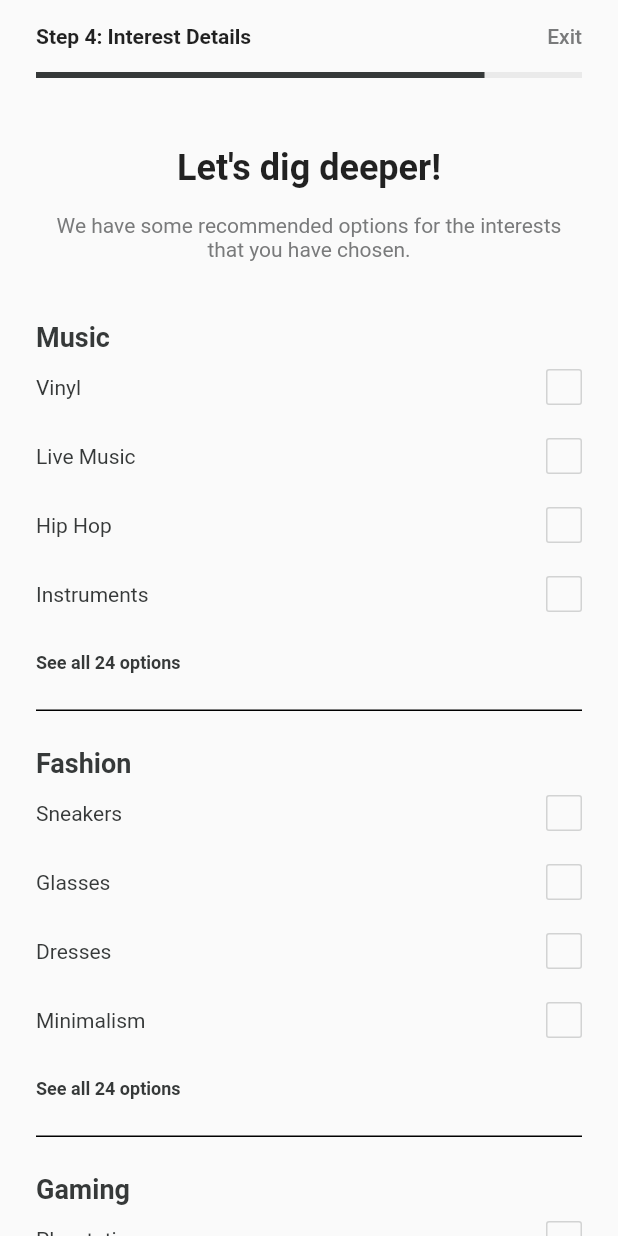
After one commit to mrrapp/You-Store, a Flutter app: the FourthRegistrationPage screen opened directly, on a phone screen of 412 x 824 dp. The commit adds this screen. Run offline on Flutter 3.47's test engine with Material 2 defaults, Android fonts, the phone set to English and light mode, and no system bars; our stand-ins replace google_fonts.

Commit message:
Built fourth registration screen

```diff
--- /dev/null
+++ b/lib/screens/registration/reg_four.dart
@@ -0,0 +1,253 @@
+import 'package:flutter/material.dart';
+
+import '../../utilities/color.dart';
+import '../../widgets/interest_checkbox.dart';
+import '../../widgets/short_button.dart';
+import '../splash/splash.dart';
+
+class FourthRegistrationPage extends StatefulWidget {
+  const FourthRegistrationPage({super.key});
+
+  @override
+  State<FourthRegistrationPage> createState() => _FourthRegistrationPageState();
+}
+
+class _FourthRegistrationPageState extends State<FourthRegistrationPage> {
+  @override
+  Widget build(BuildContext context) {
+    return Scaffold(
+      body: SingleChildScrollView(
+        child: SafeArea(
+            child: Column(
+          crossAxisAlignment: CrossAxisAlignment.start,
+          children: [
+            const SizedBox(height: 16),
+            // Row with step 1 and personalization
+            Padding(
+              padding: const EdgeInsets.symmetric(horizontal: 24.0),
+              child: Column(
+                children: [
+                  Row(
+                    mainAxisAlignment: MainAxisAlignment.spaceBetween,
+                    children: [
+                      // Step 2: Your Goals
+                      const Text(
+                        'Step 4: Interest Details ',
+                        style: TextStyle(
+                            fontWeight: FontWeight.w600, fontSize: 14),
+                      ),
+
+                      GestureDetector(
+                        onTap: () {
+                          Navigator.push(
+                              context,
+                              MaterialPageRoute(
+                                builder: (context) => const Intro(),
+                              ));
+                        },
+                        child: const Text(
+                          'Exit',
+                          style: TextStyle(
+                              color: neutralBlackText,
+                              fontWeight: FontWeight.w500,
+                              fontSize: 14),
+                        ),
+                      )
+                    ],
+                  ),
+                  // Progress Bar
+                  const SizedBox(height: 10),
+                  Stack(
+                    children: const [
+                      // light progress line
+                      Divider(
+                        thickness: 4,
+                        color: Color.fromRGBO(234, 234, 234, 1),
+                      ),
+                      // Dark progress line
+                      Divider(
+                        thickness: 4,
+                        color: blackDarkText,
+                        endIndent: 65,
+                      ),
+                    ],
+                  )
+                ],
+              ),
+            ),
+
+            const SizedBox(height: 40),
+            Column(
+              children: const [
+//Big add photo text
+                Text(
+                  'Let\'s dig deeper!',
+                  textAlign: TextAlign.center,
+                  style: TextStyle(
+                    fontWeight: FontWeight.w600,
+                    fontSize: 24,
+                  ),
+                ),
+                SizedBox(height: 16),
+                // small text sentence
+                Padding(
+                  padding: EdgeInsets.symmetric(horizontal: 24.0),
+                  child: Text(
+                    """We have some recommended options for the interests that you have chosen.""",
+                    textAlign: TextAlign.center,
+                    style: TextStyle(
+                        color: neutralBlackText,
+                        fontWeight: FontWeight.w400,
+                        fontSize: 14),
+                  ),
+                ),
+              ],
+            ),
+
+            const SizedBox(height: 40),
+
+            Column(
+              crossAxisAlignment: CrossAxisAlignment.start,
+              children: const [
+                //Title: Music Interest Check list
+                Padding(
+                  padding: EdgeInsets.symmetric(horizontal: 24.0),
+                  child: Text("Music",
+                      textAlign: TextAlign.start,
+                      style: TextStyle(
+                          color: blackDarkText,
+                          fontWeight: FontWeight.w600,
+                          fontSize: 18)),
+                ),
+
+                // Check list Music
+                InterestCheckbox(interest: 'Vinyl'),
+                InterestCheckbox(interest: 'Live Music'),
+                InterestCheckbox(interest: 'Hip Hop'),
+                InterestCheckbox(interest: 'Instruments'),
+                Padding(
+                  padding: EdgeInsets.only(top: 16.0, left: 24, right: 24),
+                  child: Text(
+                    'See all 24 options',
+                    style: TextStyle(
+                        fontWeight: FontWeight.w600,
+                        fontSize: 12,
+                        color: blackDarkText),
+                  ),
+                ),
+              ],
+            ),
+            const SizedBox(height: 24),
+            // Horizontal Bar
+            const Divider(
+              color: Colors.black,
+              height: 1,
+              thickness: 1,
+              indent: 24,
+              endIndent: 24,
+            ),
+            const SizedBox(height: 24),
+            Column(
+              crossAxisAlignment: CrossAxisAlignment.start,
+              children: const [
+                //Title: Music Interest Check list
+                Padding(
+                  padding: EdgeInsets.symmetric(horizontal: 24.0),
+                  child: Text("Fashion",
+                      textAlign: TextAlign.start,
+                      style: TextStyle(
+                          color: blackDarkText,
+                          fontWeight: FontWeight.w600,
+                          fontSize: 18)),
+                ),
+
+                // Check list Music
+                InterestCheckbox(interest: 'Sneakers'),
+                InterestCheckbox(interest: 'Glasses'),
+                InterestCheckbox(interest: 'Dresses'),
+                InterestCheckbox(interest: 'Minimalism'),
+                Padding(
+                  padding: EdgeInsets.only(top: 16.0, left: 24, right: 24),
+                  child: Text(
+                    'See all 24 options',
+                    style: TextStyle(
+                        fontWeight: FontWeight.w600,
+                        fontSize: 12,
+                        color: blackDarkText),
+                  ),
+                ),
+              ],
+            ),
+            const SizedBox(height: 24),
+            // Horizontal Bar
+            const Divider(
+              color: Colors.black,
+              height: 1,
+              thickness: 1,
+              indent: 24,
+              endIndent: 24,
+            ),
+            const SizedBox(height: 24),
+            Column(
+              crossAxisAlignment: CrossAxisAlignment.start,
+              children: const [
+                //Title: Music Interest Check list
+                Padding(
+                  padding: EdgeInsets.symmetric(horizontal: 24.0),
+                  child: Text("Gaming",
+                      textAlign: TextAlign.start,
+                      style: TextStyle(
+                          color: blackDarkText,
+                          fontWeight: FontWeight.w600,
+                          fontSize: 18)),
+                ),
+
+                // Check list Music
+                InterestCheckbox(interest: 'Playstation'),
+                InterestCheckbox(interest: 'Xbox'),
+                InterestCheckbox(interest: 'PC'),
+                InterestCheckbox(interest: 'RPG\'s'),
+                Padding(
+                  padding: EdgeInsets.only(top: 16.0, left: 24, right: 24),
+                  child: Text(
+                    'See all 24 options',
+                    style: TextStyle(
+                        fontWeight: FontWeight.w600,
+                        fontSize: 12,
+                        color: blackDarkText),
+                  ),
+                ),
+              ],
+            ),
+// Bottom Section
+            Padding(
+              padding: const EdgeInsets.only(
+                  left: 24.0, right: 24.0, top: 300.0, bottom: 55),
+              child: Row(
+                mainAxisAlignment: MainAxisAlignment.spaceBetween,
+                crossAxisAlignment: CrossAxisAlignment.center,
+                children: const [
+                  // Skip text
+                  Text(
+                    'Skip',
+                    style: TextStyle(
+                        fontSize: 14,
+                        fontWeight: FontWeight.w500,
+                        color: neutralBlackText),
+                  ),
+
+                  // Continue Button
+                  ShortButton(
+                      text: 'Continue',
+                      color: lightDarkBlue,
+                      buttonIcon: Icons.arrow_right,
+                      pageToNavigateTo: FourthRegistrationPage()),
+                ],
+              ),
+            )
+          ],
+        )),
+      ),
+    );
+  }
+}
--- a/lib/utilities/color.dart
+++ b/lib/utilities/color.dart
@@ -4,6 +4,8 @@ const Color lightYellow = Color.fromRGBO(255, 227, 147, 1);
 const Color lightDarkBlue = Color.fromRGBO(54, 57, 57, 1);
 const Color white = Colors.white;
 const Color neutralBlackText = Color.fromRGBO(121, 122, 123, 1);
+// Text colors
+const Color blackDarkText = Color.fromRGBO(54, 57, 57, 1);
 
 //Chip button
 const Color chipGreyButton = Color.fromRGBO(210, 211, 211, 1);
--- /dev/null
+++ b/lib/widgets/interest_checkbox.dart
@@ -0,0 +1,39 @@
+import 'package:flutter/material.dart';
+
+import '../utilities/color.dart';
+
+class InterestCheckbox extends StatelessWidget {
+  const InterestCheckbox({super.key, required this.interest});
+  final String interest;
+  @override
+  Widget build(BuildContext context) {
+    return Padding(
+      padding:
+          const EdgeInsets.only(top: 11.0, bottom: 11, left: 24, right: 24),
+      child:
+          // Interest CheckBox
+          Row(
+        mainAxisAlignment: MainAxisAlignment.spaceBetween,
+        children: [
+          // Interest name
+          Text(
+            interest,
+            style: const TextStyle(
+                fontWeight: FontWeight.w400,
+                fontSize: 14,
+                color: lightDarkBlue),
+          ),
+          // Tick
+          Container(
+            width: 24,
+            height: 24,
+            decoration: BoxDecoration(
+                borderRadius: BorderRadius.circular(2),
+                border:
+                    Border.all(color: const Color.fromRGBO(210, 211, 211, 1))),
+          )
+        ],
+      ),
+    );
+  }
+}
```
